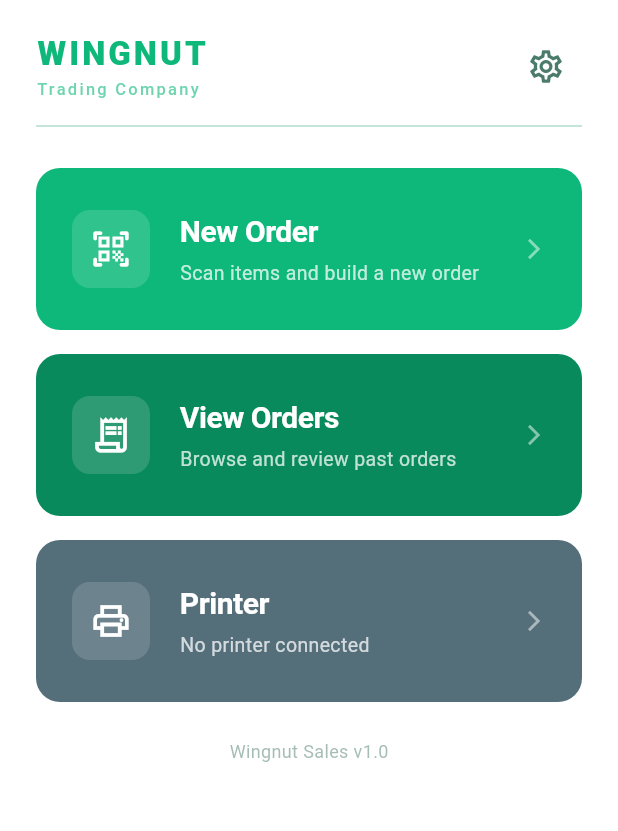
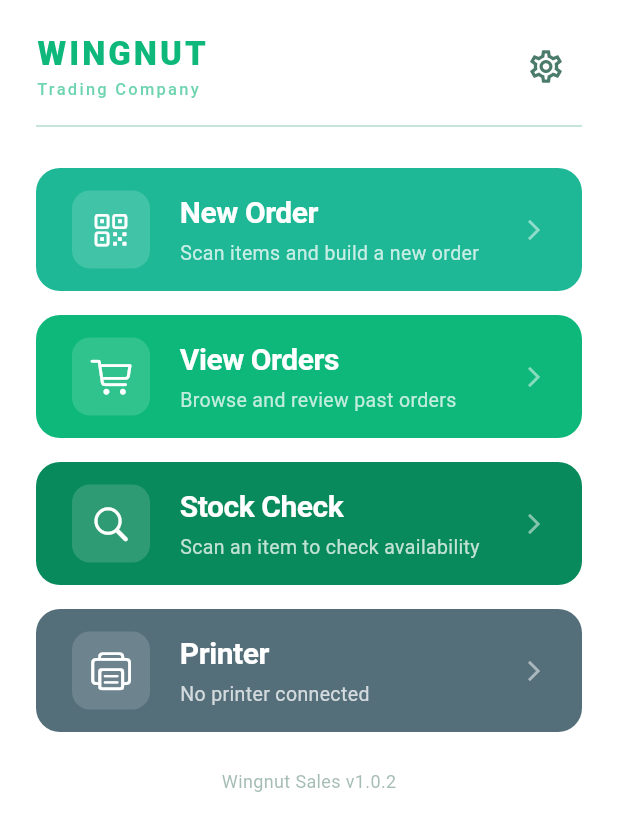
Before and after one commit to dannygypsy/wingnut_trading_co, a Flutter app: the HomeScreen screen opened directly, on a phone screen of 412 x 824 dp. Shown: the top 831 px of the screen. Run offline on Flutter 3.47's test engine with Material 3 defaults, Android fonts, the phone set to English and light mode, and no system bars; our stand-ins replace dio, flutter_dotenv, font_awesome_flutter, package_info_plus, shared_preferences, sqflite; missing offline and left inert: bluetooth_print, dart_mysql, mobile_scanner; accounts and stored records are empty.

Commit message:
Added stock check screen.

```diff
--- a/wtc_pos/lib/screens/home_screen.dart
+++ b/wtc_pos/lib/screens/home_screen.dart
@@ -1,4 +1,6 @@
+import 'package:flutter/cupertino.dart';
 import 'package:flutter/material.dart';
+import 'package:package_info_plus/package_info_plus.dart';
 import 'package:provider/provider.dart';
 import '../models/app_settings.dart';
 import '../models/order_model.dart';
@@ -10,9 +12,25 @@ import 'add_item_screen.dart';
 import 'orders_list_screen.dart';
 import 'printer_screen.dart';
 import 'settings_screen.dart';
+import 'stock_check_screen.dart';
 
-class HomeScreen extends StatelessWidget {
+class HomeScreen extends StatefulWidget {
   const HomeScreen({super.key});
+
+  @override
+  State<HomeScreen> createState() => _HomeScreenState();
+}
+
+class _HomeScreenState extends State<HomeScreen> {
+  String _version = '';
+
+  @override
+  void initState() {
+    super.initState();
+    PackageInfo.fromPlatform().then((info) {
+      setState(() => _version = info.version);
+    });
+  }
 
   Future<void> _openSettings(BuildContext context) async {
     final settings = context.read<AppSettings>();
@@ -31,8 +49,6 @@ class HomeScreen extends StatelessWidget {
 
   @override
   Widget build(BuildContext context) {
-    final settings = context.watch<AppSettings>();
-
     return Scaffold(
       backgroundColor: Colors.white,
       body: SafeArea(
@@ -88,10 +104,10 @@ class HomeScreen extends StatelessWidget {
 
               // New Order button
               _MenuCard(
-                icon: Icons.qr_code_scanner_rounded,
+                icon: CupertinoIcons.qrcode,
                 label: 'New Order',
                 description: 'Scan items and build a new order',
-                color: WingnutTheme.teal,
+                color: WingnutTheme.tealMid,
                 onTap: () {
                   final settings = context.read<AppSettings>();
                   final order = Order(
@@ -110,10 +126,10 @@ class HomeScreen extends StatelessWidget {
 
               // View Orders button
               _MenuCard(
-                icon: Icons.receipt_long_outlined,
+                icon: CupertinoIcons.shopping_cart,
                 label: 'View Orders',
                 description: 'Browse and review past orders',
-                color: WingnutTheme.tealDark,
+                color: WingnutTheme.teal,
                 onTap: () {
                   final settings = context.read<AppSettings>();
                   final api = ApiService(settings.baseUrl);
@@ -127,14 +143,31 @@ class HomeScreen extends StatelessWidget {
 
               const SizedBox(height: 16),
 
+              // Stock Check button
+              _MenuCard(
+                icon: CupertinoIcons.search,
+                label: 'Stock Check',
+                description: 'Scan an item to check availability',
+                color: WingnutTheme.tealDark,
+                onTap: () {
+                  final settings = context.read<AppSettings>();
+                  final api = ApiService(settings.baseUrl);
+                  Navigator.of(context).push(
+                    MaterialPageRoute(
+                      builder: (_) => StockCheckScreen(api: api),
+                    ),
+                  );
+                },
+              ),
+
+              const SizedBox(height: 16),
+
               // Printer
               Consumer<PrinterService>(
                 builder: (context, printerService, _) {
                   final connected = printerService.connected;
                   return _MenuCard(
-                    icon: connected
-                        ? Icons.bluetooth_connected
-                        : Icons.print_outlined,
+                    icon: CupertinoIcons.printer,
                     label: 'Printer',
                     description: connected
                         ? 'Connected: ${printerService.printer?.name ?? ''}'
@@ -155,7 +188,7 @@ class HomeScreen extends StatelessWidget {
                 child: Padding(
                   padding: const EdgeInsets.only(bottom: 16),
                   child: Text(
-                    'Wingnut Sales v1.0',
+                    'Wingnut Sales v$_version',
                     style: TextStyle(
                       fontSize: 12,
                       color: WingnutTheme.textSecondary.withOpacity(0.5),
@@ -196,7 +229,7 @@ class _MenuCard extends StatelessWidget {
         onTap: onTap,
         splashColor: Colors.white.withOpacity(0.1),
         child: Padding(
-          padding: const EdgeInsets.symmetric(horizontal: 24, vertical: 28),
+          padding: const EdgeInsets.symmetric(horizontal: 24, vertical: 15),
           child: Row(
             children: [
               Container(
--- a/wtc_pos/lib/services/api_service.dart
+++ b/wtc_pos/lib/services/api_service.dart
@@ -88,6 +88,31 @@ class ApiService {
     }
   }
 
+  /// Check stock for a scanned QR value (e.g. WTC-XXXXXXXX or WTC-XXXXXXXX|2XL)
+  Future<StockResult> checkStock(String pid) async {
+    try {
+      final detail = await _dio.get(
+        '/api/wtc/pos/inventory/lookup',
+        queryParameters: {'pid': pid},
+      );
+      final stock = await _dio.get(
+        '/api/wtc/pos/inventory/stock',
+        queryParameters: {'pid': pid},
+      );
+      final d = detail.data as Map<String, dynamic>;
+      final s = stock.data as Map<String, dynamic>;
+      return StockResult(
+        name: d['name'] ?? '',
+        size: d['size'] ?? '',
+        category: d['category'] ?? '',
+        remaining: int.tryParse(s['remaining'].toString()) ?? 0,
+        inStock: s['in_stock'] == true || s['in_stock'] == 'true',
+      );
+    } on DioException catch (e) {
+      throw _friendlyError(e);
+    }
+  }
+
   String _friendlyError(DioException e) {
     if (e.type == DioExceptionType.connectionTimeout ||
         e.type == DioExceptionType.receiveTimeout) {
@@ -99,3 +124,19 @@ class ApiService {
     return e.response?.data?['message'] ?? e.response?.data?['error'] ?? 'An unexpected error occurred.';
   }
 }
+
+class StockResult {
+  final String name;
+  final String size;
+  final String category;
+  final int remaining;
+  final bool inStock;
+
+  StockResult({
+    required this.name,
+    required this.size,
+    required this.category,
+    required this.remaining,
+    required this.inStock,
+  });
+}
--- a/wtc_pos/lib/theme/wingnut_theme.dart
+++ b/wtc_pos/lib/theme/wingnut_theme.dart
@@ -5,7 +5,7 @@ class WingnutTheme {
   static const Color teal = Color(0xFF0DB87A);        // primary action (deep emerald from icon bottom)
   static const Color tealDark = Color(0xFF098A5C);    // pressed / dark variant
   static const Color tealLight = Color(0xFFD0FBF0);   // tinted backgrounds, chips
-  static const Color tealMid = Color(0xFF35D6AC);     // accents, focus rings (icon midpoint)
+  static const Color tealMid = Color(0xFF1FB896);     // accents, focus rings (icon midpoint)
   static const Color aqua = Color(0xFF62F6EA);        // highlight / icon top gradient
 
   static const Color background = Color(0xFFE8F5F0);  // very light teal tint (replaces grey)
--- a/wtc_pos/pubspec.yaml
+++ b/wtc_pos/pubspec.yaml
@@ -16,7 +16,7 @@ publish_to: 'none' # Remove this line if you wish to publish to pub.dev
 # https://developer.apple.com/library/archive/documentation/General/Reference/InfoPlistKeyReference/Articles/CoreFoundationKeys.html
 # In Windows, build-name is used as the major, minor, and patch parts
 # of the product and file versions while build-number is used as the build suffix.
-version: 1.0.1+1
+version: 1.0.2+1
 
 environment:
   sdk: ^3.12.0
@@ -37,6 +37,7 @@ dependencies:
   mobile_scanner: ^5.2.3
   bluetooth_print: ^4.3.0
   intl: ^0.18.1
+  package_info_plus: ^8.0.0
 
   # The following adds the Cupertino Icons font to your application.
   # Use with the CupertinoIcons class for iOS style icons.
```
Also changed, not shown: wtc_pos/lib/screens/stock_check_screen.dart (added, +303 -0 lines).
